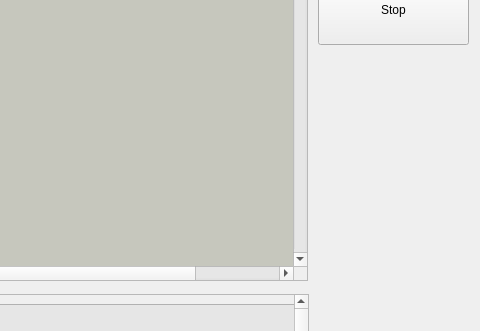
Old version of the form simple_gui.ui in the repository Near8954/-----------------; both pictures show x 842 to 1322 and y 146 to 477 of the 1322 by 854 pixel window.
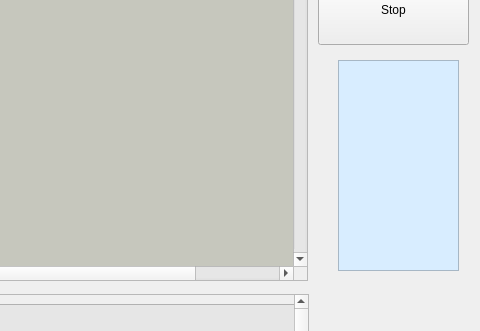
New version of the form.

The edit to the form file:
```diff
--- a/simple_gui.ui
+++ b/simple_gui.ui
@@ -554,6 +554,22 @@
     <string>Stop</string>
    </property>
   </widget>
+  <widget class="QPlainTextEdit" name="plainTextEdit_3">
+   <property name="enabled">
+    <bool>false</bool>
+   </property>
+   <property name="geometry">
+    <rect>
+     <x>1180</x>
+     <y>206</y>
+     <width>121</width>
+     <height>211</height>
+    </rect>
+   </property>
+   <property name="styleSheet">
+    <string notr="true">background-color: rgb(216, 237, 255);</string>
+   </property>
+  </widget>
  </widget>
  <resources/>
  <connections/>
```
